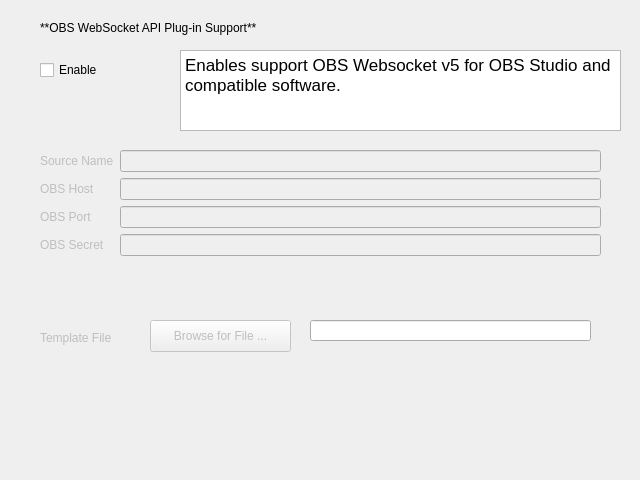
whatsnowplaying/whats-now-playing, file nowplaying/resources/obsws_ui.ui: the form before one commit.
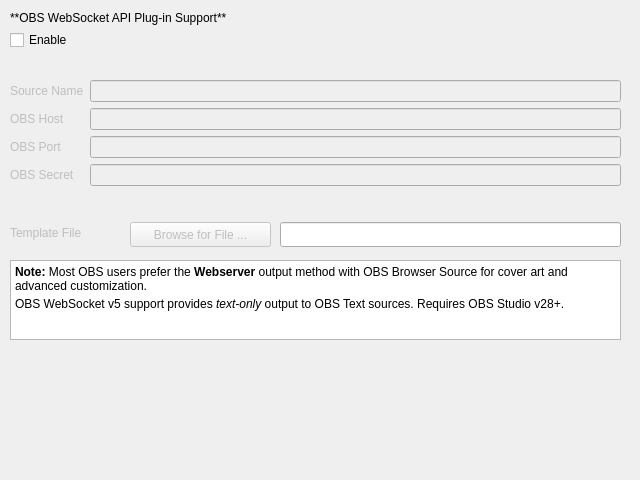
The form after the commit.

The edit to the form file:
```diff
--- a/nowplaying/resources/obsws_ui.ui
+++ b/nowplaying/resources/obsws_ui.ui
@@ -22,8 +22,8 @@
   <widget class="QLabel" name="header_label">
    <property name="geometry">
     <rect>
-     <x>40</x>
-     <y>20</y>
+     <x>10</x>
+     <y>10</y>
      <width>281</width>
      <height>16</height>
     </rect>
@@ -38,8 +38,8 @@
   <widget class="QCheckBox" name="enable_checkbox">
    <property name="geometry">
     <rect>
-     <x>40</x>
-     <y>60</y>
+     <x>10</x>
+     <y>30</y>
      <width>86</width>
      <height>20</height>
     </rect>
@@ -51,10 +51,10 @@
   <widget class="QTextBrowser" name="desc_textbrowser">
    <property name="geometry">
     <rect>
-     <x>180</x>
-     <y>50</y>
-     <width>441</width>
-     <height>81</height>
+     <x>10</x>
+     <y>260</y>
+     <width>611</width>
+     <height>80</height>
     </rect>
    </property>
    <property name="html">
@@ -64,16 +64,18 @@
 hr { height: 1px; border-width: 0; }
 li.unchecked::marker { content: &quot;\2610&quot;; }
 li.checked::marker { content: &quot;\2612&quot;; }
-&lt;/style&gt;&lt;/head&gt;&lt;body style=&quot; font-family:'Sans'; font-size:10pt; font-weight:400; font-style:normal;&quot;&gt;
-&lt;p style=&quot; margin-top:0px; margin-bottom:0px; margin-left:0px; margin-right:0px; -qt-block-indent:0; text-indent:0px;&quot;&gt;&lt;span style=&quot; font-family:'.SF NS Text'; font-size:13pt;&quot;&gt;Enables support OBS Websocket v5 for OBS Studio and compatible software.&lt;/span&gt;&lt;/p&gt;&lt;/body&gt;&lt;/html&gt;</string>
+&lt;/style&gt;&lt;/head&gt;&lt;body style=&quot; font-family:'Sans'; font-size:9pt; font-weight:400; font-style:normal;&quot;&gt;
+&lt;p style=&quot; margin-top:0px; margin-bottom:4px; margin-left:0px; margin-right:0px; -qt-block-indent:0; text-indent:0px;&quot;&gt;&lt;span style=&quot; font-weight:600;&quot;&gt;Note:&lt;/span&gt; Most OBS users prefer the &lt;span style=&quot; font-weight:600;&quot;&gt;Webserver&lt;/span&gt; output method with OBS Browser Source for cover art and advanced customization.&lt;/p&gt;
+&lt;p style=&quot; margin-top:0px; margin-bottom:0px; margin-left:0px; margin-right:0px; -qt-block-indent:0; text-indent:0px;&quot;&gt;OBS WebSocket v5 support provides &lt;span style=&quot; font-style:italic;&quot;&gt;text-only&lt;/span&gt; output to OBS Text sources. Requires OBS Studio v28+.&lt;/p&gt;
+&lt;/body&gt;&lt;/html&gt;</string>
    </property>
   </widget>
   <widget class="QWidget" name="formLayoutWidget">
    <property name="geometry">
     <rect>
-     <x>40</x>
-     <y>150</y>
-     <width>561</width>
+     <x>10</x>
+     <y>80</y>
+     <width>611</width>
      <height>131</height>
     </rect>
    </property>
@@ -175,8 +177,8 @@
    </property>
    <property name="geometry">
     <rect>
-     <x>40</x>
-     <y>330</y>
+     <x>10</x>
+     <y>225</y>
      <width>111</width>
      <height>16</height>
     </rect>
@@ -191,10 +193,10 @@
    </property>
    <property name="geometry">
     <rect>
-     <x>150</x>
-     <y>320</y>
+     <x>130</x>
+     <y>222</y>
      <width>141</width>
-     <height>32</height>
+     <height>25</height>
     </rect>
    </property>
    <property name="text">
@@ -204,10 +206,10 @@
   <widget class="QLineEdit" name="template_lineedit">
    <property name="geometry">
     <rect>
-     <x>310</x>
-     <y>320</y>
-     <width>281</width>
-     <height>21</height>
+     <x>280</x>
+     <y>222</y>
+     <width>341</width>
+     <height>25</height>
     </rect>
    </property>
   </widget>
```
